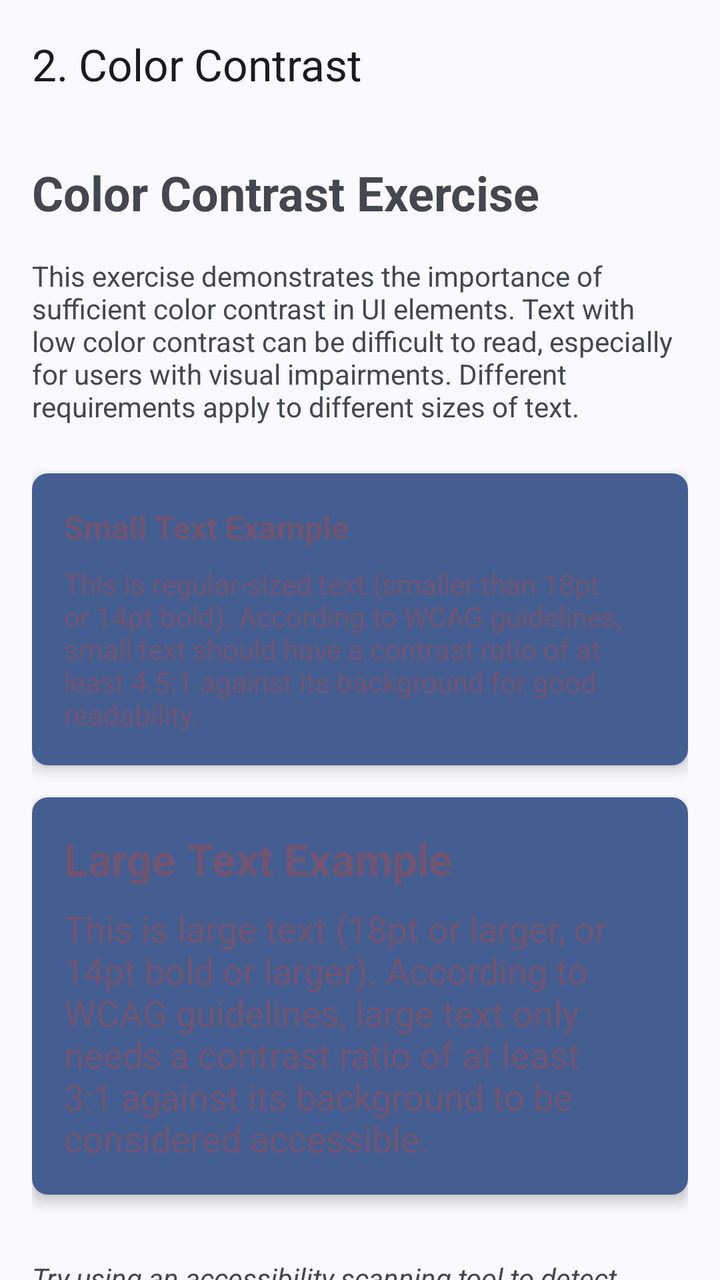
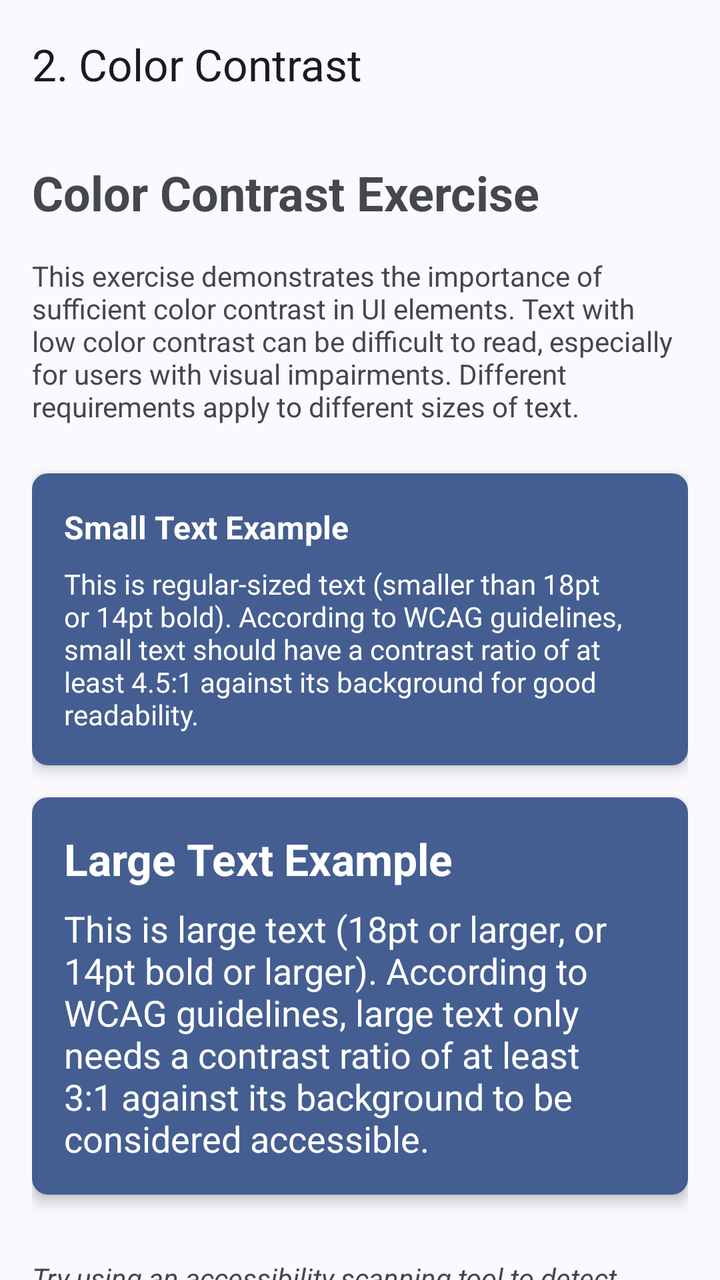

An Android layout rendered at two revisions. The XML below is the earlier revision; the diff shows what the commit changed to produce the second picture.
<!-- AndroidManifest.xml: application theme Theme.AccessibilityExpert -->
<!-- res/layout/activity_color_contrast.xml -->
<?xml version="1.0" encoding="utf-8"?>
<androidx.coordinatorlayout.widget.CoordinatorLayout xmlns:android="http://schemas.android.com/apk/res/android"
    xmlns:app="http://schemas.android.com/apk/res-auto"
    xmlns:tools="http://schemas.android.com/tools"
    android:layout_width="match_parent"
    android:layout_height="match_parent"
    android:fitsSystemWindows="true"
    tools:context=".classic.exercise2.ColorContrastActivity">

    <com.google.android.material.appbar.AppBarLayout
        android:layout_width="match_parent"
        android:layout_height="wrap_content">

        <androidx.appcompat.widget.Toolbar
            android:id="@+id/toolbar"
            android:layout_width="match_parent"
            android:layout_height="?attr/actionBarSize"
            app:title="@string/exercise2_title" />

    </com.google.android.material.appbar.AppBarLayout>

    <androidx.core.widget.NestedScrollView
        android:layout_width="match_parent"
        android:layout_height="match_parent"
        app:layout_behavior="@string/appbar_scrolling_view_behavior">

        <LinearLayout
            android:layout_width="match_parent"
            android:layout_height="wrap_content"
            android:orientation="vertical"
            android:padding="16dp">

            <TextView
                android:layout_width="match_parent"
                android:layout_height="wrap_content"
                android:text="@string/exercise2_header"
                android:textSize="24sp"
                android:textStyle="bold"
                android:layout_marginBottom="16dp" />

            <TextView
                android:layout_width="match_parent"
                android:layout_height="wrap_content"
                android:text="@string/exercise2_description"
                android:layout_marginBottom="24dp" />

            
            <androidx.cardview.widget.CardView
                android:layout_width="match_parent"
                android:layout_height="wrap_content"
                android:layout_marginBottom="16dp"
                app:cardCornerRadius="8dp"
                app:cardElevation="4dp">

                <LinearLayout
                    android:layout_width="match_parent"
                    android:layout_height="wrap_content"
                    android:orientation="vertical"
                    android:padding="16dp"
                    android:background="?attr/colorPrimary">

                    <TextView
                        android:layout_width="match_parent"
                        android:layout_height="wrap_content"
                        android:text="@string/exercise2_small_text_title"
                        android:textSize="16sp"
                        android:textStyle="bold"
                        android:textColor="?attr/colorTertiary"
                        android:layout_marginBottom="8dp" />

                    <TextView
                        android:layout_width="match_parent"
                        android:layout_height="wrap_content"
                        android:text="@string/exercise2_small_text_description"
                        android:textSize="14sp"
                        android:textColor="?attr/colorTertiary" />

                </LinearLayout>
            </androidx.cardview.widget.CardView>

            
            <androidx.cardview.widget.CardView
                android:layout_width="match_parent"
                android:layout_height="wrap_content"
                android:layout_marginBottom="16dp"
                app:cardCornerRadius="8dp"
                app:cardElevation="4dp">

                <LinearLayout
                    android:layout_width="match_parent"
                    android:layout_height="wrap_content"
                    android:orientation="vertical"
                    android:padding="16dp"
                    android:background="?attr/colorPrimary">

                    <TextView
                        android:layout_width="match_parent"
                        android:layout_height="wrap_content"
                        android:text="@string/exercise2_large_text_title"
                        android:textSize="22sp"
                        android:textStyle="bold"
                        android:textColor="?attr/colorTertiary"
                        android:layout_marginBottom="8dp" />

                    <TextView
                        android:layout_width="match_parent"
                        android:layout_height="wrap_content"
                        android:text="@string/exercise2_large_text_description"
                        android:textSize="18sp"
                        android:textColor="?attr/colorTertiary" />

                </LinearLayout>
            </androidx.cardview.widget.CardView>

            <TextView
                android:layout_width="match_parent"
                android:layout_height="wrap_content"
                android:text="@string/exercise2_instruction"
                android:textStyle="italic"
                android:layout_marginTop="16dp" />

        </LinearLayout>
    </androidx.core.widget.NestedScrollView>

</androidx.coordinatorlayout.widget.CoordinatorLayout>
<!-- resources referenced by this layout -->
<resources>
  <string name="exercise2_description">This exercise demonstrates the importance of sufficient color contrast in UI elements. Text with low color contrast can be difficult to read, especially for users with visual impairments. Different requirements apply to different sizes of text.</string>
  <string name="exercise2_header">Color Contrast Exercise</string>
  <string name="exercise2_instruction">Try using an accessibility scanning tool to detect these contrast issues. Tools like Android\'s Accessibility Scanner can identify elements with insufficient contrast and differentiate between requirements for small and large text.</string>
  <string name="exercise2_large_text_description">This is large text (18pt or larger, or 14pt bold or larger). According to WCAG guidelines, large text only needs a contrast ratio of at least 3:1 against its background to be considered accessible.</string>
  <string name="exercise2_large_text_title">Large Text Example</string>
  <string name="exercise2_small_text_description">This is regular-sized text (smaller than 18pt or 14pt bold). According to WCAG guidelines, small text should have a contrast ratio of at least 4.5:1 against its background for good readability.</string>
  <string name="exercise2_small_text_title">Small Text Example</string>
  <string name="exercise2_title">2. Color Contrast</string>
  <style name="Theme.AccessibilityExpert" parent="Theme.Material3.DynamicColors.DayNight.NoActionBar" />
</resources>

<!-- the commit's change to res/layout/activity_color_contrast.xml (unified diff, before → after) -->
@@ -65,7 +65,7 @@
                         android:text="@string/exercise2_small_text_title"
                         android:textSize="16sp"
                         android:textStyle="bold"
-                        android:textColor="?attr/colorTertiary"
+                        android:textColor="?attr/colorOnPrimary"
                         android:layout_marginBottom="8dp" />
 
                     <TextView
@@ -73,7 +73,7 @@
                         android:layout_height="wrap_content"
                         android:text="@string/exercise2_small_text_description"
                         android:textSize="14sp"
-                        android:textColor="?attr/colorTertiary" />
+                        android:textColor="?attr/colorOnPrimary" />
 
                 </LinearLayout>
             </androidx.cardview.widget.CardView>
@@ -99,7 +99,7 @@
                         android:text="@string/exercise2_large_text_title"
                         android:textSize="22sp"
                         android:textStyle="bold"
-                        android:textColor="?attr/colorTertiary"
+                        android:textColor="?attr/colorOnPrimary"
                         android:layout_marginBottom="8dp" />
 
                     <TextView
@@ -107,7 +107,7 @@
                         android:layout_height="wrap_content"
                         android:text="@string/exercise2_large_text_description"
                         android:textSize="18sp"
-                        android:textColor="?attr/colorTertiary" />
+                        android:textColor="?attr/colorOnPrimary" />
 
                 </LinearLayout>
             </androidx.cardview.widget.CardView>
